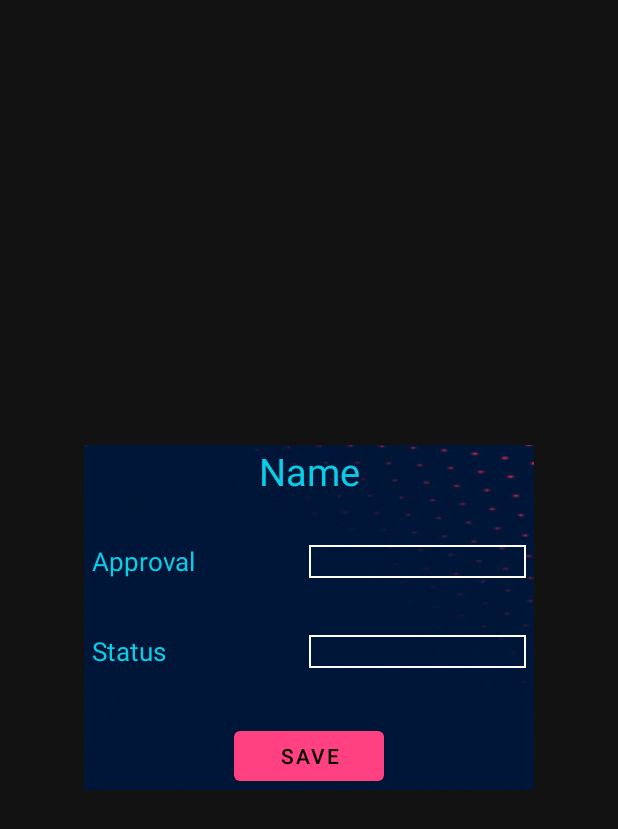
After one commit to AshrafulMarufAnik/PcComplainBox, an Android app: the layout dialog_user.xml on its own in the app's theme, with its tools: preview values and no code run, on a phone screen of 412 x 824 dp. The commit adds this screen. Shown: the top 829 px of the screen. Run offline under Robolectric (Android 15) with nearby library versions, the phone set to English and light mode, and no system bars.

Commit message:
init dialog

```diff
--- a/app/src/main/java/com/example/jmirza/firebaseauth/adapters/UserAdapter.java
+++ b/app/src/main/java/com/example/jmirza/firebaseauth/adapters/UserAdapter.java
@@ -1,11 +1,15 @@
 package com.example.jmirza.firebaseauth.adapters;
 
+import android.app.Dialog;
 import android.content.Context;
+import android.graphics.Color;
+import android.graphics.drawable.ColorDrawable;
 import android.support.annotation.NonNull;
 import android.support.v7.widget.RecyclerView;
 import android.view.LayoutInflater;
 import android.view.View;
 import android.view.ViewGroup;
+import android.widget.TextView;
 import android.widget.Toast;
 
 import com.example.jmirza.firebaseauth.R;
@@ -18,6 +22,7 @@ public class UserAdapter extends RecyclerView.Adapter<MyUserViewHolder> {
 
     private List<User> myUsersList;
     private Context context;
+    private Dialog mDialog;
 
     public UserAdapter(Context context, List<User> myUsersList) {
         this.context = context;
@@ -31,7 +36,7 @@ public class UserAdapter extends RecyclerView.Adapter<MyUserViewHolder> {
         return new MyUserViewHolder(view);
     }
 
-    // this method use to bind data and child model view together
+    // this method is use to bind data and child model view all together
     @Override
     public void onBindViewHolder(@NonNull MyUserViewHolder myUserViewHolder, int i) {
 
@@ -41,11 +46,22 @@ public class UserAdapter extends RecyclerView.Adapter<MyUserViewHolder> {
         myUserViewHolder.userApproval.setText(user.approval);
         myUserViewHolder.userStatus.setText(user.status);
 
+        // dialog ini
+        mDialog = new Dialog(context);
+        mDialog.setContentView(R.layout.dialog_user);
+        mDialog.getWindow().setBackgroundDrawable(new ColorDrawable(Color.TRANSPARENT));
+
         myUserViewHolder.itemView.setOnClickListener(new View.OnClickListener() {
             @Override
             public void onClick(View view) {
-
-                Toast.makeText(context, user.name, Toast.LENGTH_LONG).show();
+                TextView userName = mDialog.findViewById(R.id.dialogUserTvID);
+                TextView approval = mDialog.findViewById(R.id.dialogApprovalEtID);
+                TextView status = mDialog.findViewById(R.id.dialogStatusEtID);
+                userName.setText(user.name);
+                approval.setText(user.approval);
+                status.setText(user.status);
+                mDialog.show();
+               // Toast.makeText(context, user.name, Toast.LENGTH_LONG).show();
 
             }
         });
--- a/app/src/main/java/com/example/jmirza/firebaseauth/viewholder/MyUserViewHolder.java
+++ b/app/src/main/java/com/example/jmirza/firebaseauth/viewholder/MyUserViewHolder.java
@@ -7,7 +7,7 @@ import android.widget.TextView;
 
 import com.example.jmirza.firebaseauth.R;
 
-// this method use to find out the child model
+// this method is use to find out the child model
 
 public class MyUserViewHolder extends RecyclerView.ViewHolder {
 
--- /dev/null
+++ b/app/src/main/res/layout/dialog_user.xml
@@ -0,0 +1,85 @@
+<?xml version="1.0" encoding="utf-8"?>
+<LinearLayout xmlns:android="http://schemas.android.com/apk/res/android"
+    android:layout_width="300dp"
+    android:layout_height="wrap_content"
+    android:layout_gravity="center"
+    android:background="@drawable/bluepink_solid"
+    android:orientation="vertical">
+
+    <TextView
+        android:id="@+id/dialogUserTvID"
+        android:layout_width="match_parent"
+        android:layout_height="wrap_content"
+        android:layout_gravity="center"
+        android:gravity="center"
+        android:text="Name"
+        android:textColor="#0bcce6"
+        android:textSize="25dp" />
+
+
+    <LinearLayout
+        android:layout_width="match_parent"
+        android:layout_height="wrap_content"
+        android:layout_marginTop="25dp"
+        android:orientation="horizontal"
+        android:padding="5dp">
+
+        <TextView
+            android:layout_width="0dp"
+            android:layout_height="wrap_content"
+            android:layout_weight="50"
+            android:text="Approval"
+            android:textColor="#0bcce6"
+            android:textSize="17dp" />
+
+        <EditText
+            android:id="@+id/dialogApprovalEtID"
+            android:layout_width="0dp"
+            android:layout_height="wrap_content"
+            android:layout_weight="50"
+            android:background="@drawable/edittextstyle"
+            android:inputType="text"
+            android:paddingLeft="5dp"
+            android:textColorHint="#fff"
+            android:textSize="16sp" />
+
+    </LinearLayout>
+
+
+    <LinearLayout
+        android:layout_width="match_parent"
+        android:layout_height="wrap_content"
+        android:layout_marginTop="25dp"
+        android:orientation="horizontal"
+        android:padding="5dp">
+
+        <TextView
+            android:layout_width="0dp"
+            android:layout_height="wrap_content"
+            android:layout_weight="50"
+            android:text="Status"
+            android:textColor="#0bcce6"
+            android:textSize="17dp" />
+
+        <EditText
+            android:id="@+id/dialogStatusEtID"
+            android:layout_width="0dp"
+            android:layout_height="wrap_content"
+            android:layout_weight="50"
+            android:background="@drawable/edittextstyle"
+            android:inputType="text"
+            android:paddingLeft="5dp"
+            android:textColorHint="#fff"
+            android:textSize="16sp" />
+
+    </LinearLayout>
+
+    <Button
+        android:id="@+id/dialogSaveBT"
+        android:layout_width="100dp"
+        android:layout_height="45dp"
+        android:layout_gravity="center"
+        android:layout_marginTop="30dp"
+        android:text="Save" />
+
+</LinearLayout>
```
